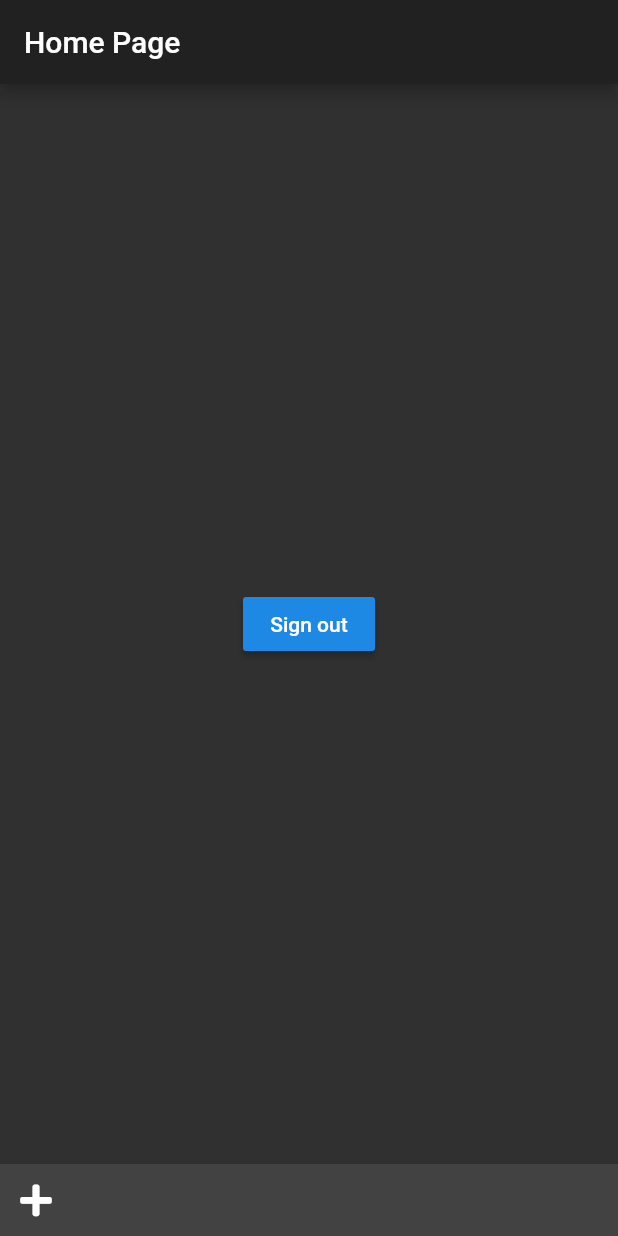
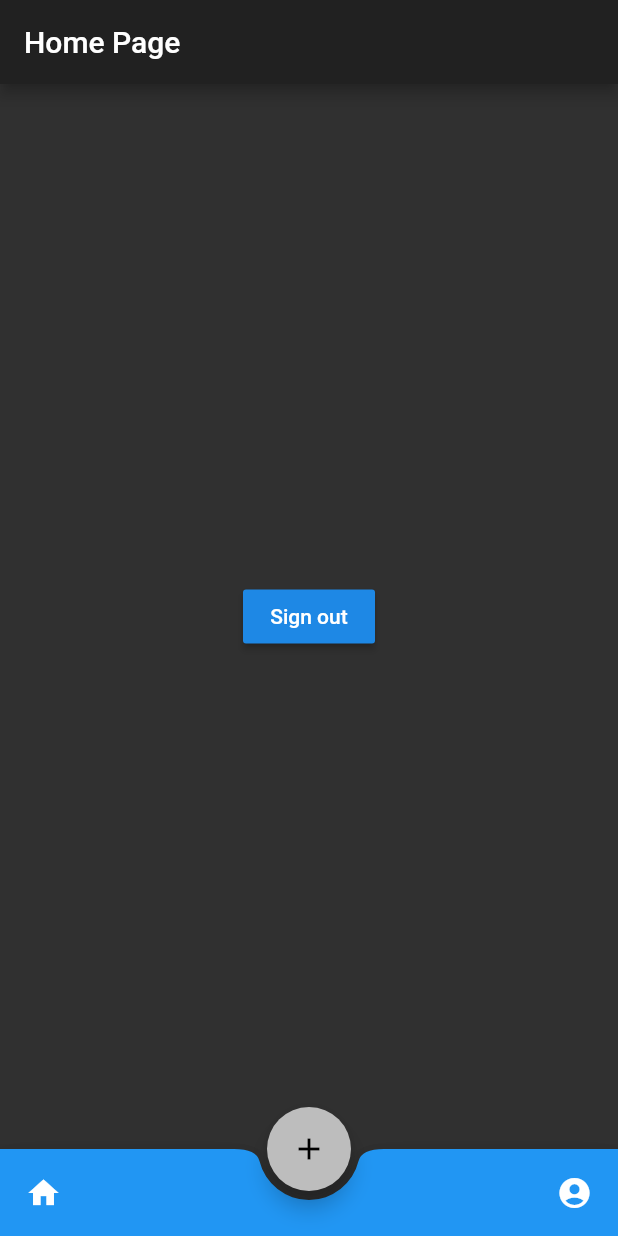
Before and after one commit to bmarden/vlop, a Flutter app: the screen it shows once a user with an empty profile is signed in, on a phone screen of 412 x 824 dp. Run offline on Flutter 3.47's test engine with Material 2 defaults, Android fonts, the light colour scheme and no system bars; our stand-ins replace cloud_firestore, firebase_auth, flutter_spinkit, font_awesome_flutter, image_cropper, image_picker and 1 more; accounts and stored records are empty.

Commit message:
Add botAppBar and placeholder btns to home

```diff
--- a/lib/screens/home/home.dart
+++ b/lib/screens/home/home.dart
@@ -22,18 +22,40 @@ class _HomePageState extends State<HomePage> {
       appBar: AppBar(
         title: Text("Home Page"),
       ),
+      floatingActionButtonLocation: FloatingActionButtonLocation.centerDocked,
+      floatingActionButton: FloatingActionButton(
+        backgroundColor: Colors.grey[400],
+        child: const Icon(Icons.add),
+        onPressed: () {
+          Navigator.of(context).push(
+            MaterialPageRoute(
+              builder: (context) => CreatePost(),
+            ),
+          );
+        },
+      ),
       bottomNavigationBar: BottomAppBar(
+        color: Colors.blue[500],
+        elevation: 8.0,
+        shape: CircularNotchedRectangle(),
+        notchMargin: 6.0,
         child: Row(
+          mainAxisSize: MainAxisSize.max,
+          mainAxisAlignment: MainAxisAlignment.spaceBetween,
           children: <Widget>[
-            IconButton(
-              icon: FaIcon(FontAwesomeIcons.plus),
-              onPressed: () {
-                Navigator.of(context).push(
-                  MaterialPageRoute(
-                    builder: (context) => CreatePost(),
-                  ),
-                );
-              },
+            Padding(
+              padding: const EdgeInsets.all(5.0),
+              child: IconButton(
+                icon: Icon(Icons.home),
+                onPressed: () {},
+              ),
+            ),
+            Padding(
+              padding: const EdgeInsets.all(5.0),
+              child: IconButton(
+                icon: Icon(Icons.account_circle),
+                onPressed: () {},
+              ),
             )
           ],
         ),
```
Also changed, not shown: lib/screens/create_post/create_post.dart (+16 -6 lines).
